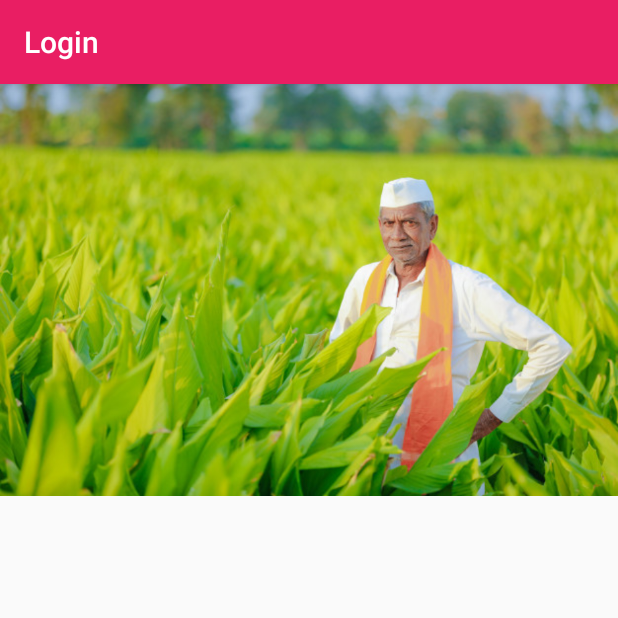
After one commit to komalsupekar/KisanMarket, an Android app: the login screen opened directly, with no data from a screen before it, on a phone screen of 412 x 824 dp, the top half of it. The commit adds this screen. Run offline under Robolectric (Android 15) with nearby library versions, the phone set to English and light mode, and no system bars.

Commit message:
30112019

```diff
--- a/app/src/main/AndroidManifest.xml
+++ b/app/src/main/AndroidManifest.xml
@@ -13,6 +13,9 @@
         android:supportsRtl="true"
         android:theme="@style/AppTheme"
         tools:ignore="GoogleAppIndexingWarning">
+        <activity
+            android:name=".login"
+            android:label="@string/title_activity_login" />
         <activity android:name=".splash">
             <intent-filter>
                 <action android:name="android.intent.action.MAIN" />
--- /dev/null
+++ b/app/src/main/java/com/komal/krypton/kisan/market/login.java
@@ -0,0 +1,14 @@
+package com.komal.krypton.kisan.market;
+
+import androidx.appcompat.app.AppCompatActivity;
+
+import android.os.Bundle;
+
+public class login extends AppCompatActivity {
+
+    @Override
+    protected void onCreate(Bundle savedInstanceState) {
+        super.onCreate(savedInstanceState);
+        setContentView(R.layout.activity_login);
+    }
+}
--- a/app/src/main/java/com/komal/krypton/kisan/market/splash.java
+++ b/app/src/main/java/com/komal/krypton/kisan/market/splash.java
@@ -1,13 +1,12 @@
 package com.komal.krypton.kisan.market;
 
-import androidx.appcompat.app.ActionBar;
 import androidx.appcompat.app.AppCompatActivity;
 
 import android.content.Intent;
 import android.os.Bundle;
 import android.os.Handler;
-import android.view.Window;
 import android.view.WindowManager;
+
 
 public class splash extends AppCompatActivity {
 
@@ -15,7 +14,6 @@
     protected void onCreate(Bundle savedInstanceState) {
         super.onCreate(savedInstanceState);
         setContentView(R.layout.activity_splash);
-
 
         getWindow().setFlags(WindowManager.LayoutParams.FLAG_FULLSCREEN,WindowManager.LayoutParams.FLAG_FULLSCREEN);
         getSupportActionBar().hide();
--- /dev/null
+++ b/app/src/main/res/layout/activity_login.xml
@@ -0,0 +1,19 @@
+<?xml version="1.0" encoding="utf-8"?>
+<LinearLayout xmlns:android="http://schemas.android.com/apk/res/android"
+    xmlns:app="http://schemas.android.com/apk/res-auto"
+    xmlns:tools="http://schemas.android.com/tools"
+    android:layout_width="match_parent"
+    android:layout_height="match_parent"
+    tools:context=".login"
+    android:orientation="vertical">
+
+
+    <ImageView
+        android:layout_width="match_parent"
+        android:layout_height="wrap_content"
+        android:src="@drawable/farmer"
+        android:adjustViewBounds="true" />
+
+
+
+</LinearLayout>
--- a/app/src/main/res/layout/activity_main.xml
+++ b/app/src/main/res/layout/activity_main.xml
@@ -48,7 +48,6 @@
                style="@style/kbutton"
                android:text="@string/placeholder"/>
 
-
        </LinearLayout>
     </ScrollView>
 </LinearLayout>
```
